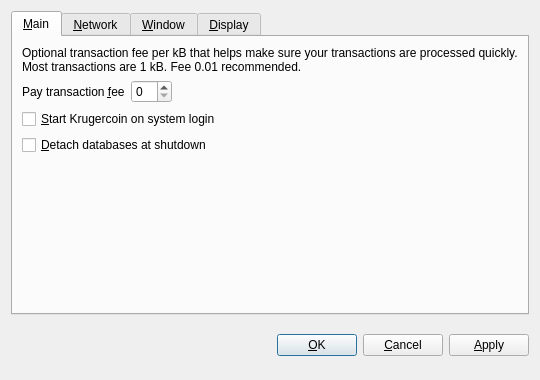
Before: the Qt Designer form src/qt/forms/optionsdialog.ui in stereosympathy/castlecoin, drawn with Qt 5.
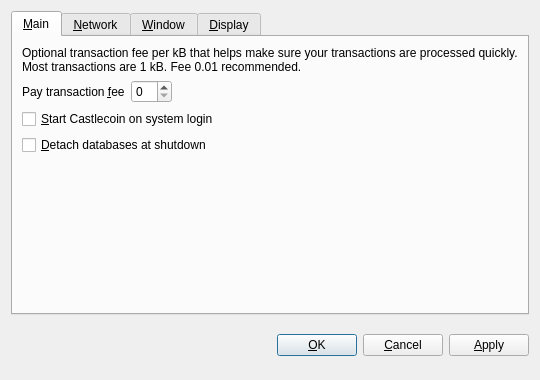
After: the same form once the commit is applied. The open tabs and pages were chosen to show the change. Custom widgets are drawn as their Qt base class.

What changed in the file:
```diff
--- a/src/qt/forms/optionsdialog.ui
+++ b/src/qt/forms/optionsdialog.ui
@@ -82,7 +82,7 @@
           <string>Automatically start Krugercoin after logging in to the system.</string>
          </property>
          <property name="text">
-          <string>&amp;Start Krugercoin on system login</string>
+          <string>&amp;Start Castlecoin on system login</string>
          </property>
         </widget>
        </item>
```
Left out of the diff: 10 changed lines with no effect on the pictures.
